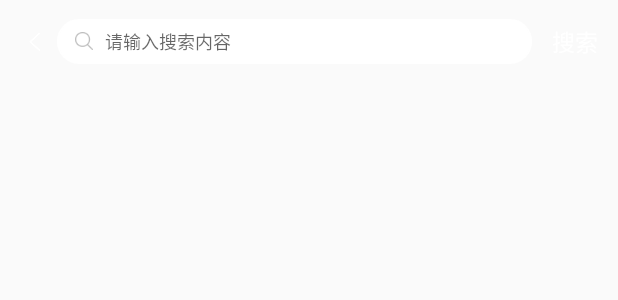
After one commit to CheersLiu/LGSchoolMonitor, an Android app: the layout playback_search_activity_toolbar_layout.xml on its own in the app's theme, with its tools: preview values and no code run, on a phone screen of 412 x 824 dp. The commit adds this screen. Shown: the top 300 px of the screen. Run offline under Robolectric (Android 15) with nearby library versions, the phone set to English and light mode, and no system bars.

Commit message:
增加录像回放搜索界面及搜索功能

```diff
--- a/app/src/main/AndroidManifest.xml
+++ b/app/src/main/AndroidManifest.xml
@@ -138,6 +138,7 @@
         </receiver>
         <activity android:name=".base.BaseMonitorActivity"></activity>
         <activity android:name=".playback.activities.PlayBackAreaActivity"></activity>
+        <activity android:name=".playback.activities.PlayBackSearchActivity"></activity>
     </application>
 
 </manifest>
--- a/app/src/main/java/com/lancoo/lgschoolmonitor/base/BaseMonitorActivity.java
+++ b/app/src/main/java/com/lancoo/lgschoolmonitor/base/BaseMonitorActivity.java
@@ -1,6 +1,7 @@
 package com.lancoo.lgschoolmonitor.base;
 
 import android.annotation.SuppressLint;
+import android.content.Intent;
 import android.content.res.TypedArray;
 import android.os.Bundle;
 import android.support.v4.app.Fragment;
@@ -20,6 +21,7 @@ import com.lancoo.cpbase.authentication.base.TokenManager;
 import com.lancoo.lgschoolmonitor.R;
 import com.lancoo.lgschoolmonitor.bean.SysConfigInfoXmlBean;
 import com.lancoo.lgschoolmonitor.me.fragments.MeFragment;
+import com.lancoo.lgschoolmonitor.playback.activities.PlayBackSearchActivity;
 import com.lancoo.lgschoolmonitor.playback.api.InitLoader;
 import com.lancoo.lgschoolmonitor.playback.fragments.PlayBackFragment;
 import com.lancoo.lgschoolmonitor.schoolmonitor.fragments.MonitorFragment;
@@ -145,7 +147,9 @@ public class BaseMonitorActivity extends BaseActivity implements View.OnClickLis
         int id = view.getId();
         switch (id) {
             case R.id.searchIcon:
-                toast("搜索功能还没搞！");
+                Intent intent = new Intent();
+                intent.setClass(this, PlayBackSearchActivity.class);
+                startActivity(intent);
                 break;
             case R.id.downloadIcon:
                 toast("下载功能还没搞！");
--- a/app/src/main/java/com/lancoo/lgschoolmonitor/playback/api/InitLoader.java
+++ b/app/src/main/java/com/lancoo/lgschoolmonitor/playback/api/InitLoader.java
@@ -43,7 +43,8 @@ public class InitLoader extends ObjectLoader {
 
     public interface ISlideServer {
         /**
-         * @params :
+         * @params :sysID 教室外传"E00" 教室内传"M10"
+         * @params :SubjectID 直接传空字符串
          */
         @GET("/Base/WS/Service_Basic.asmx/WS_G_GetSubSystemServerInfo")
         Observable<SysConfigInfoXmlBean> getSysConfigInfo(@Query("sysID") String sysID,
--- a/app/src/main/java/com/lancoo/lgschoolmonitor/playback/fragments/PlayBackFragment.java
+++ b/app/src/main/java/com/lancoo/lgschoolmonitor/playback/fragments/PlayBackFragment.java
@@ -39,7 +39,6 @@ import retrofit2.Retrofit;
  * @author Hinata-Liu
  * @date 2018/3/5 19:04.
  */
-
 public class PlayBackFragment extends BaseFragment {
 
     private BaseMonitorActivity activity;
--- /dev/null
+++ b/app/src/main/res/drawable/playback_search_edit_shape.xml
@@ -0,0 +1,14 @@
+<?xml version="1.0" encoding="utf-8"?>
+<shape xmlns:android="http://schemas.android.com/apk/res/android"
+    android:shape="rectangle">
+
+    <solid android:color="@color/white" />
+    <!-- 边框 -->
+    <stroke
+        android:width="1dip"
+        android:color="@color/white" />
+    <!-- 内填充颜色 -->
+    <!-- 圆角 -->
+    <corners android:radius="14dp" />
+
+</shape>
--- /dev/null
+++ b/app/src/main/res/layout/playback_search_activity_toolbar_layout.xml
@@ -0,0 +1,71 @@
+<?xml version="1.0" encoding="utf-8"?>
+<RelativeLayout xmlns:android="http://schemas.android.com/apk/res/android"
+    android:id="@+id/baseMonitorToolBarLayout"
+    android:layout_width="match_parent"
+    android:layout_height="?android:actionBarSize">
+
+    <RelativeLayout
+        android:layout_width="match_parent"
+        android:layout_height="match_parent">
+
+        <com.lancoo.lgschoolmonitor.view.AutoBgImageView
+            android:id="@+id/backIcon"
+            android:layout_width="30dp"
+            android:layout_height="match_parent"
+            android:layout_alignParentLeft="true"
+            android:layout_centerVertical="true"
+            android:layout_marginLeft="8dp"
+            android:scaleType="centerInside"
+            android:src="@mipmap/back_image" />
+
+        <LinearLayout
+            android:layout_width="match_parent"
+            android:layout_height="30dp"
+            android:layout_centerVertical="true"
+            android:layout_toLeftOf="@+id/searchText"
+            android:layout_toRightOf="@+id/backIcon"
+            android:background="@drawable/playback_search_edit_shape"
+            android:orientation="horizontal">
+
+            <EditText
+                android:id="@+id/etSearch"
+                android:layout_width="0dp"
+                android:layout_height="match_parent"
+                android:layout_weight="1"
+                android:background="@null"
+                android:drawableLeft="@mipmap/playback_toolbar_search_icon"
+                android:drawablePadding="8dp"
+                android:ellipsize="end"
+                android:hint="@string/playback_search_hint"
+                android:imeOptions="actionSearch"
+                android:inputType="text"
+                android:maxLines="1"
+                android:paddingLeft="12dp"
+                android:textColor="@color/color_282828"
+                android:textSize="12sp" />
+
+            <com.lancoo.lgschoolmonitor.view.AutoBgImageView
+                android:id="@+id/deleteIcon"
+                android:layout_width="wrap_content"
+                android:layout_height="match_parent"
+                android:paddingLeft="@dimen/login_operate_margin_left10dp"
+                android:paddingRight="@dimen/login_operate_margin_left10dp"
+                android:src="@mipmap/playback_toolbar_delete_icon"
+                android:visibility="invisible" />
+        </LinearLayout>
+
+
+        <TextView
+            android:id="@+id/searchText"
+            android:layout_width="wrap_content"
+            android:layout_height="match_parent"
+            android:layout_alignParentRight="true"
+            android:layout_centerVertical="true"
+            android:layout_marginLeft="13dp"
+            android:layout_marginRight="13dp"
+            android:gravity="center_vertical"
+            android:text="搜索"
+            android:textColor="@color/white"
+            android:textSize="15sp" />
+    </RelativeLayout>
+</RelativeLayout>
--- a/app/src/main/res/values/colors.xml
+++ b/app/src/main/res/values/colors.xml
@@ -18,4 +18,5 @@
     <color name="color_282828">#282828</color>
     <color name="color_aaFFFFFF">#aaFFFFFF</color>
     <color name="color_F2F2F2">#F2F2F2</color>
+    <color name="color_0099FF">#0099FF</color>
 </resources>
--- a/app/src/main/res/values/strings.xml
+++ b/app/src/main/res/values/strings.xml
@@ -19,4 +19,5 @@
     <string name="playback">录像回放</string>
     <string name="me">我的</string>
     <string name="playback_area">录像区域:</string>
+    <string name="playback_search_hint">请输入搜索内容</string>
 </resources>
```
Also changed, not shown: app/src/main/java/com/lancoo/lgschoolmonitor/playback/activities/PlayBackAreaActivity.java (+6 -4 lines), app/src/main/java/com/lancoo/lgschoolmonitor/playback/activities/PlayBackSearchActivity.java (added, +219 -0 lines), app/src/main/java/com/lancoo/lgschoolmonitor/playback/adapter/PlayBackSearchAdapter.java (added, +117 -0 lines), app/src/main/java/com/lancoo/lgschoolmonitor/playback/viewholder/PlayBackSearchAdapterViewHolder.java (added, +23 -0 lines), app/src/main/res/layout/playback_search_activity_layout.xml (added, +13 -0 lines), app/src/main/res/mipmap-mdpi/playback_toolbar_delete_icon.png (added), app/src/main/res/mipmap-mdpi/playback_toolbar_search_icon.png (added), app/src/main/res/mipmap-xhdpi/playback_toolbar_delete_icon.png (added), app/src/main/res/mipmap-xhdpi/playback_toolbar_search_icon.png (added), app/src/main/res/mipmap-xxhdpi/playback_toolbar_delete_icon.png (added), app/src/main/res/mipmap-xxhdpi/playback_toolbar_search_icon.png (added).
